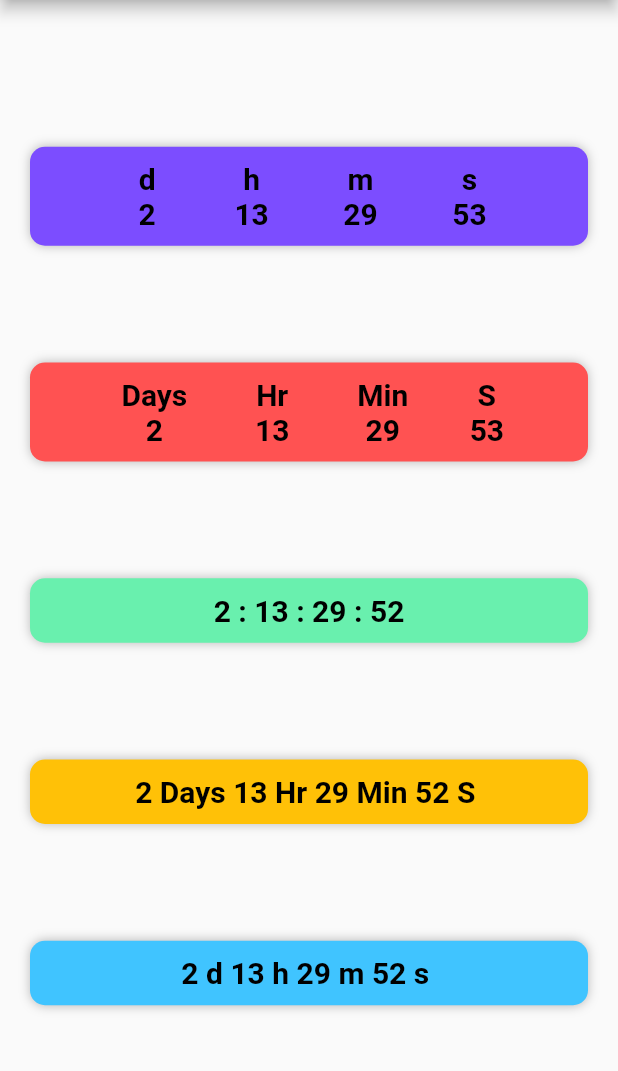
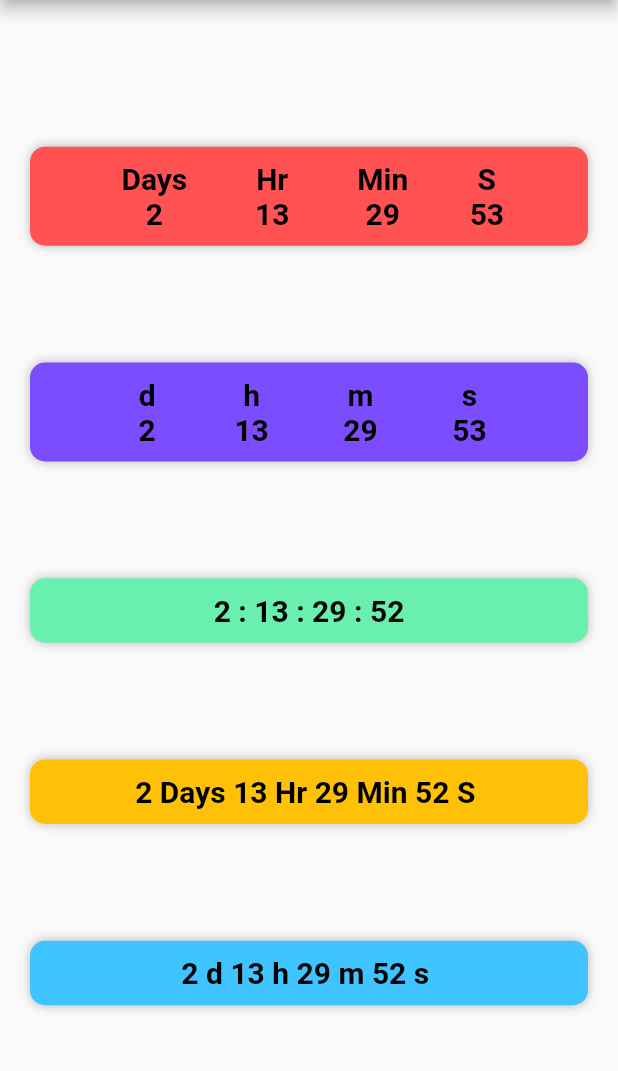
Before and after one commit to Anurag-error404/coutdown_timer, a Flutter app: the screen it shows after launch, on a phone screen of 412 x 824 dp, the part 84-1155 px from its top. Run offline on Flutter 3.47's test engine with Material 2 defaults, Android fonts, the phone set to English and light mode, and no system bars.

Commit message:
minor fixes

```diff
--- a/lib/main.dart
+++ b/lib/main.dart
@@ -30,18 +30,7 @@ class MyHomePage extends StatefulWidget {
 class _MyHomePageState extends State<MyHomePage> {
   @override
   Widget build(BuildContext context) {
-    DateTime today = DateTime.now();
-    DateTime nextMon = today.add(
-      Duration(
-        days: (DateTime.monday - today.weekday) % DateTime.daysPerWeek,
-        hours: (24 - DateTime.now().hour),
-        minutes: (60 - DateTime.now().minute),
-        seconds: (60 - DateTime.now().second),
-      ),
-    );
-
     DateTime endDate = DateTime(2022, 12, 25);
-
     return Scaffold(
       appBar: AppBar(
         title: const Text("CountDown Timers"),
@@ -54,6 +43,27 @@ class _MyHomePageState extends State<MyHomePage> {
             mainAxisAlignment: MainAxisAlignment.spaceEvenly,
             crossAxisAlignment: CrossAxisAlignment.center,
             children: [
+              //? tabular timer long label
+              Container(
+                alignment: Alignment.center,
+                padding: const EdgeInsets.symmetric(horizontal: 20, vertical: 10),
+                decoration: BoxDecoration(
+                    borderRadius: BorderRadius.circular(10),
+                    color: Colors.redAccent,
+                    boxShadow: const [
+                      BoxShadow(
+                        color: Colors.black26,
+                        blurRadius: 5,
+                      ),
+                    ]),
+                child: CountDownText(
+                  due: endDate,
+                  finishedText: "done",
+                  longDateName: true,
+                  style: const TextStyle(
+                      color: Colors.black, fontSize: 20, fontWeight: FontWeight.bold),
+                ),
+              ),
               //? tabular timer with short label
               Container(
                 alignment: Alignment.center,
@@ -75,27 +85,6 @@ class _MyHomePageState extends State<MyHomePage> {
                 ),
               ),
 
-              //? tabular timer long label
-              Container(
-                alignment: Alignment.center,
-                padding: const EdgeInsets.symmetric(horizontal: 20, vertical: 10),
-                decoration: BoxDecoration(
-                    borderRadius: BorderRadius.circular(10),
-                    color: Colors.redAccent,
-                    boxShadow: const [
-                      BoxShadow(
-                        color: Colors.black26,
-                        blurRadius: 5,
-                      ),
-                    ]),
-                child: CountDownText(
-                  due: endDate,
-                  finishedText: "done",
-                  longDateName: true,
-                  style: const TextStyle(
-                      color: Colors.black, fontSize: 20, fontWeight: FontWeight.bold),
-                ),
-              ),
 
               //? linear timer without labels
               Container(
--- a/lib/test.dart
+++ /dev/null
@@ -1,15 +0,0 @@
-import 'package:flutter/material.dart';
-
-class CountDownText extends StatefulWidget {
-  const CountDownText({ Key? key }) : super(key: key);
-
-  @override
-  State<CountDownText> createState() => _CountDownTextState();
-}
-
-class _CountDownTextState extends State<CountDownText> {
-  @override
-  Widget build(BuildContext context) {
-    return Container();
-  }
-}
```
